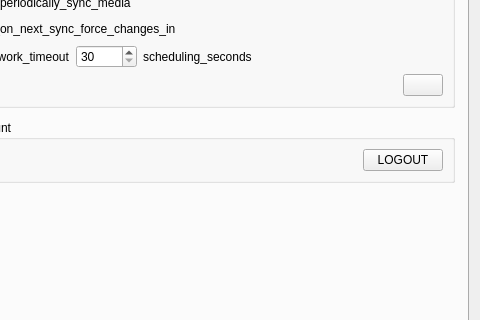
Qt form qt/aqt/forms/preferences.ui (ankitects/anki) before a commit; both pictures show x 126 to 606 and y 137 to 457 of the 606 by 638 pixel window.
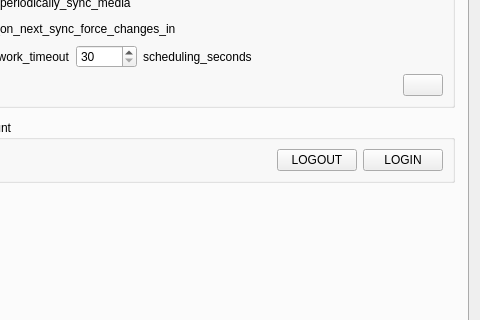
The same form after that commit. The open tabs and pages were chosen to show the change.

Commit message: Add log-in button to preferences screen

```diff
--- a/qt/aqt/forms/preferences.ui
+++ b/qt/aqt/forms/preferences.ui
@@ -798,6 +798,22 @@
             </property>
            </widget>
           </item>
+          <item>
+           <widget class="QPushButton" name="syncLogin">
+            <property name="sizePolicy">
+             <sizepolicy hsizetype="Fixed" vsizetype="Fixed">
+              <horstretch>0</horstretch>
+              <verstretch>0</verstretch>
+             </sizepolicy>
+            </property>
+            <property name="text">
+             <string notr="true">LOGIN</string>
+            </property>
+            <property name="autoDefault">
+             <bool>false</bool>
+            </property>
+           </widget>
+          </item>
          </layout>
         </widget>
        </item>
```
Left out of the diff: 5 changed lines with no effect on the pictures. The commit also changes 1 other file.
